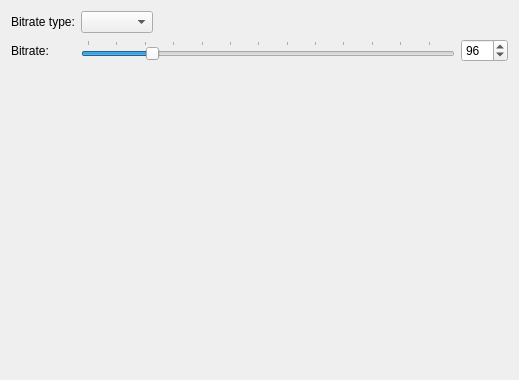
Old version of the form formats/out_opus_config.ui in the repository flacon/flacon.
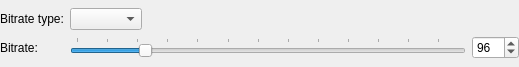
New version of the form.

What changed in the file:
```diff
--- a/formats/out_opus_config.ui
+++ b/formats/out_opus_config.ui
@@ -7,13 +7,25 @@
     <x>0</x>
     <y>0</y>
     <width>519</width>
-    <height>380</height>
+    <height>67</height>
    </rect>
   </property>
   <property name="windowTitle">
    <string>Opus encoding configuration</string>
   </property>
   <layout class="QVBoxLayout" name="verticalLayout">
+   <property name="leftMargin">
+    <number>0</number>
+   </property>
+   <property name="topMargin">
+    <number>0</number>
+   </property>
+   <property name="rightMargin">
+    <number>0</number>
+   </property>
+   <property name="bottomMargin">
+    <number>0</number>
+   </property>
    <item>
     <layout class="QGridLayout" name="gridLayout">
      <item row="0" column="0">
@@ -127,19 +139,6 @@
      </item>
     </layout>
    </item>
-   <item>
-    <spacer name="verticalSpacer_4">
-     <property name="orientation">
-      <enum>Qt::Vertical</enum>
-     </property>
-     <property name="sizeHint" stdset="0">
-      <size>
-       <width>20</width>
-       <height>136</height>
-      </size>
-     </property>
-    </spacer>
-   </item>
   </layout>
  </widget>
  <tabstops>
```
